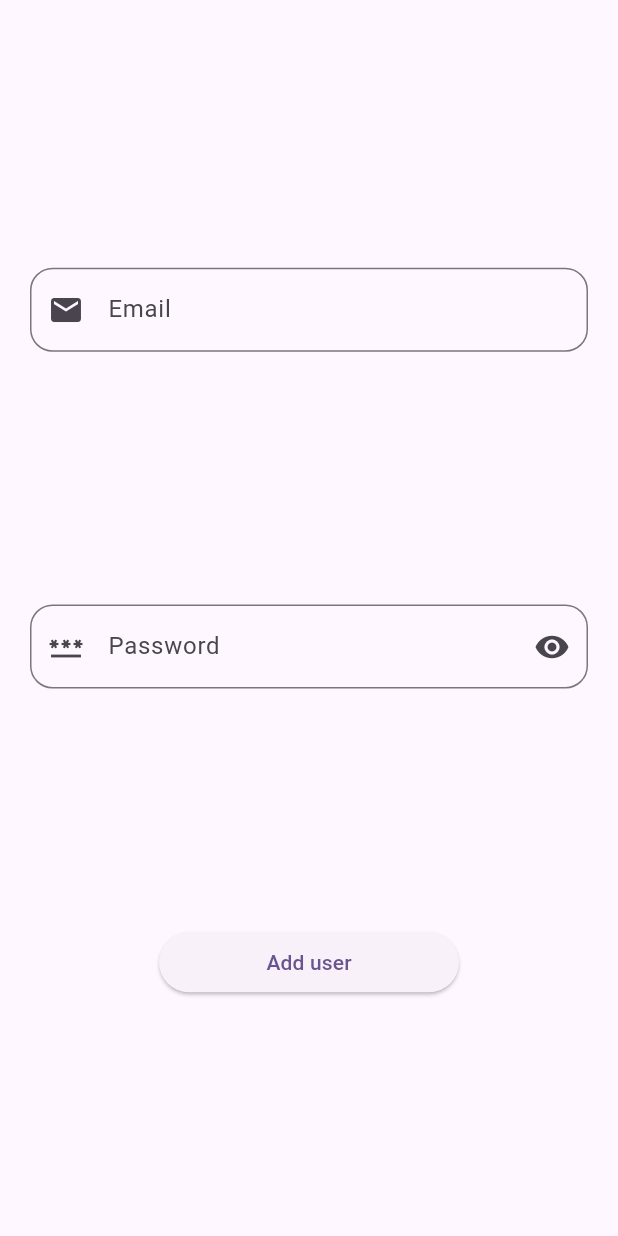
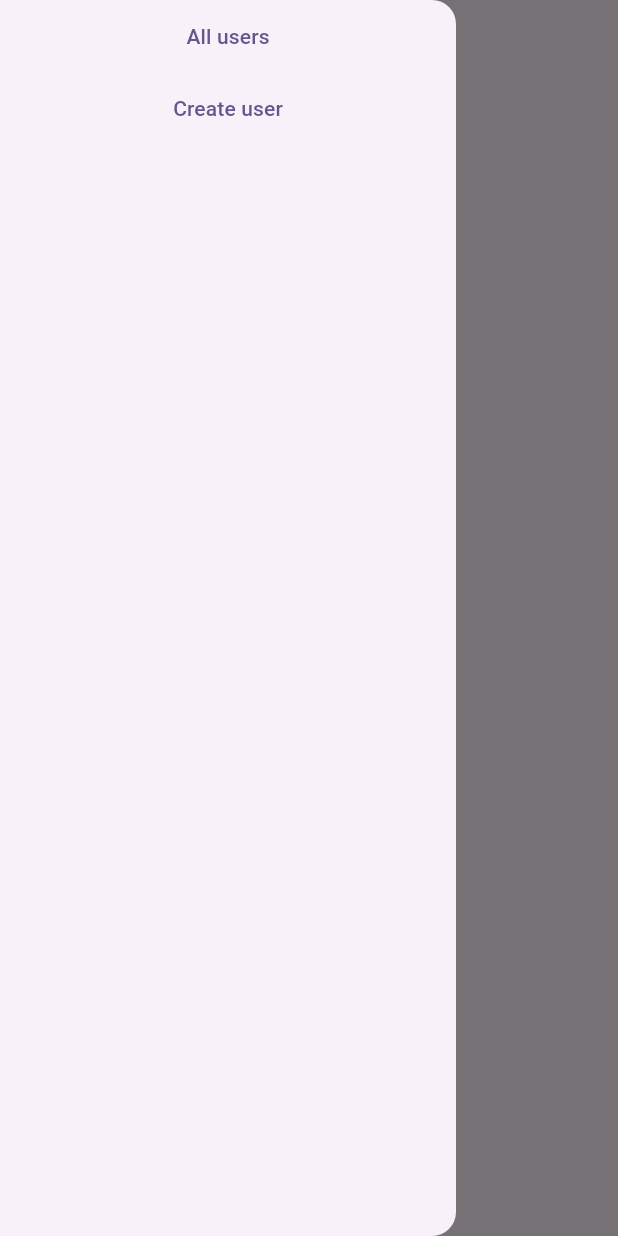
Before and after one commit to WizMe-M/Flutter-Firestore-and-Firestorage, a Flutter app: the screen it shows after launch, with the side drawer open (before the commit the screen has no drawer), on a phone screen of 412 x 824 dp. Run offline on Flutter 3.47's test engine with Material 2 defaults, Android fonts, the phone set to English and light mode, and no system bars; our stand-ins replace auto_route, cloud_firestore, firebase_core, freezed_annotation; accounts and stored records are empty.

Commit message:
create and edit users

```diff
--- a/lib/main.dart
+++ b/lib/main.dart
@@ -1,38 +1,11 @@
 import 'package:firebase_core/firebase_core.dart';
 import 'package:firestore_learning/firebase_options.dart';
-import 'package:firestore_learning/widget/reg_user.dart';
+import 'package:firestore_learning/widget/app.dart';
 import 'package:flutter/material.dart';
-import 'package:go_router/go_router.dart';
 
 void main() async {
   WidgetsFlutterBinding.ensureInitialized();
   await Firebase.initializeApp(options: DefaultFirebaseOptions.android);
 
-  runApp(MyApp());
+  runApp(App());
 }
-
-class MyApp extends StatelessWidget {
-  MyApp({super.key});
-
-  final GoRouter _router = GoRouter(
-    initialLocation: '/add',
-    routes: [
-      GoRoute(
-        path: '/add',
-        builder: (context, state) => const RegUserWidget(),
-      ),
-    ],
-  );
-
-  @override
-  Widget build(BuildContext context) {
-    return MaterialApp.router(
-      routerConfig: _router,
-      title: 'Firestore',
-      theme: ThemeData(
-        colorScheme: ColorScheme.fromSeed(seedColor: Colors.deepPurple),
-        useMaterial3: true,
-      ),
-    );
-  }
-}
--- a/lib/routing/app_router.dart
+++ b/lib/routing/app_router.dart
@@ -1,4 +1,6 @@
 import 'package:auto_route/auto_route.dart';
+import 'package:firestore_learning/model/user/user.dart';
+import 'package:firestore_learning/widget/screen/users/edit_user_page.dart';
 import 'package:firestore_learning/widget/screen/users_screen.dart';
 import 'package:firestore_learning/widget/screen/users/create_user_page.dart';
 import 'package:firestore_learning/widget/screen/users/users_page.dart';
@@ -30,6 +32,10 @@ class AppRouter extends _$AppRouter {
           path: 'create',
           page: CreateUserRoute.page,
         ),
+        AutoRoute(
+          path: 'edit',
+          page: EditUserRoute.page,
+        ),
       ],
     ),
   ];
--- /dev/null
+++ b/lib/widget/app.dart
@@ -0,0 +1,20 @@
+import 'package:firestore_learning/routing/app_router.dart';
+import 'package:flutter/material.dart';
+
+class App extends StatelessWidget {
+  App({super.key});
+
+  final AppRouter _router = AppRouter();
+
+  @override
+  Widget build(BuildContext context) {
+    return MaterialApp.router(
+      routerConfig: _router.config(),
+      title: 'Firestore',
+      theme: ThemeData(
+        colorScheme: ColorScheme.fromSeed(seedColor: Colors.deepPurple),
+        useMaterial3: true,
+      ),
+    );
+  }
+}
--- /dev/null
+++ b/lib/widget/screen/users/users_page.dart
@@ -0,0 +1,81 @@
+import 'package:auto_route/annotations.dart';
+import 'package:auto_route/auto_route.dart';
+import 'package:cloud_firestore/cloud_firestore.dart';
+import 'package:firestore_learning/model/user/user.dart';
+import 'package:firestore_learning/routing/app_router.dart';
+import 'package:flutter/material.dart';
+
+@RoutePage(name: 'AllUsersRoute')
+class UsersPage extends StatefulWidget {
+  const UsersPage({super.key});
+
+  @override
+  State<UsersPage> createState() => _UsersPageState();
+}
+
+class _UsersPageState extends State<UsersPage> {
+  final fs = FirebaseFirestore.instance;
+  Map<String, User> users = {};
+
+  @override
+  void initState() {
+    super.initState();
+    fetchData();
+  }
+
+  @override
+  void activate() {
+    super.activate();
+    fetchData();
+  }
+
+  Future fetchData() async {
+    var querySnapshot = await fs.collection('users').get();
+
+    setState(() {
+      users.clear();
+      for (var doc in querySnapshot.docs) {
+        users[doc.id] = User.fromJson(doc.data());
+      }
+    });
+  }
+
+  @override
+  Widget build(BuildContext context) {
+    return ListView.separated(
+      itemBuilder: (context, index) {
+        var key = users.keys.elementAt(index);
+        var user = users[key];
+        return UserItem(
+          id: key,
+          user: user!,
+        );
+      },
+      separatorBuilder: (context, index) => const Divider(),
+      itemCount: users.length,
+    );
+  }
+}
+
+class UserItem extends StatelessWidget {
+  const UserItem({required this.id, required this.user, super.key});
+
+  final String id;
+  final User user;
+
+  @override
+  Widget build(BuildContext context) {
+    return SizedBox(
+      width: double.infinity,
+      child: Padding(
+        padding: const EdgeInsets.symmetric(vertical: 10),
+        child: TextButton(
+          onPressed: () {
+            context.router.navigate(EditUserRoute(id: id, user: user));
+          },
+          child: Text(user.email),
+        ),
+      ),
+    );
+  }
+}
--- /dev/null
+++ b/lib/widget/screen/users_screen.dart
@@ -0,0 +1,19 @@
+import 'package:auto_route/auto_route.dart';
+import 'package:firestore_learning/widget/side_bar.dart';
+import 'package:flutter/material.dart';
+
+@RoutePage()
+class UsersScreen extends StatelessWidget {
+  const UsersScreen({super.key});
+
+  @override
+  Widget build(BuildContext context) {
+    return Scaffold(
+      appBar: AppBar(
+        title: const Text('Firestore'),
+      ),
+      drawer: const SideBar(),
+      body: const AutoRouter(),
+    );
+  }
+}
--- /dev/null
+++ b/lib/widget/side_bar.dart
@@ -0,0 +1,47 @@
+import 'package:auto_route/auto_route.dart';
+import 'package:firestore_learning/routing/app_router.dart';
+import 'package:flutter/material.dart';
+
+class SideBar extends StatefulWidget {
+  const SideBar({super.key});
+
+  @override
+  State<SideBar> createState() => _SideBarState();
+}
+
+class _SideBarState extends State<SideBar> {
+  @override
+  Widget build(BuildContext context) {
+    return Drawer(
+      child: SafeArea(
+        child: Column(
+          mainAxisAlignment: MainAxisAlignment.start,
+          children: [
+            SizedBox(
+              width: double.infinity,
+              child: TextButton(
+                onPressed: () {
+                  var router =
+                      context.innerRouterOf<StackRouter>(UsersRoute.name)!;
+                  router.replace(const AllUsersRoute());
+                },
+                child: const Text('All users'),
+              ),
+            ),
+            SizedBox(
+              width: double.infinity,
+              child: TextButton(
+                onPressed: () {
+                  var router =
+                      context.innerRouterOf<StackRouter>(UsersRoute.name)!;
+                  router.replace(const CreateUserRoute());
+                },
+                child: const Text('Create user'),
+              ),
+            ),
+          ],
+        ),
+      ),
+    );
+  }
+}
```
Also changed, not shown: lib/widget/screen/users/create_user_page.dart (added, +79 -0 lines), lib/widget/screen/users/edit_user_page.dart (renamed from lib/widget/reg_user.dart, +54 -20 lines), lib/routing/app_router.gr.dart, 1 other file.
